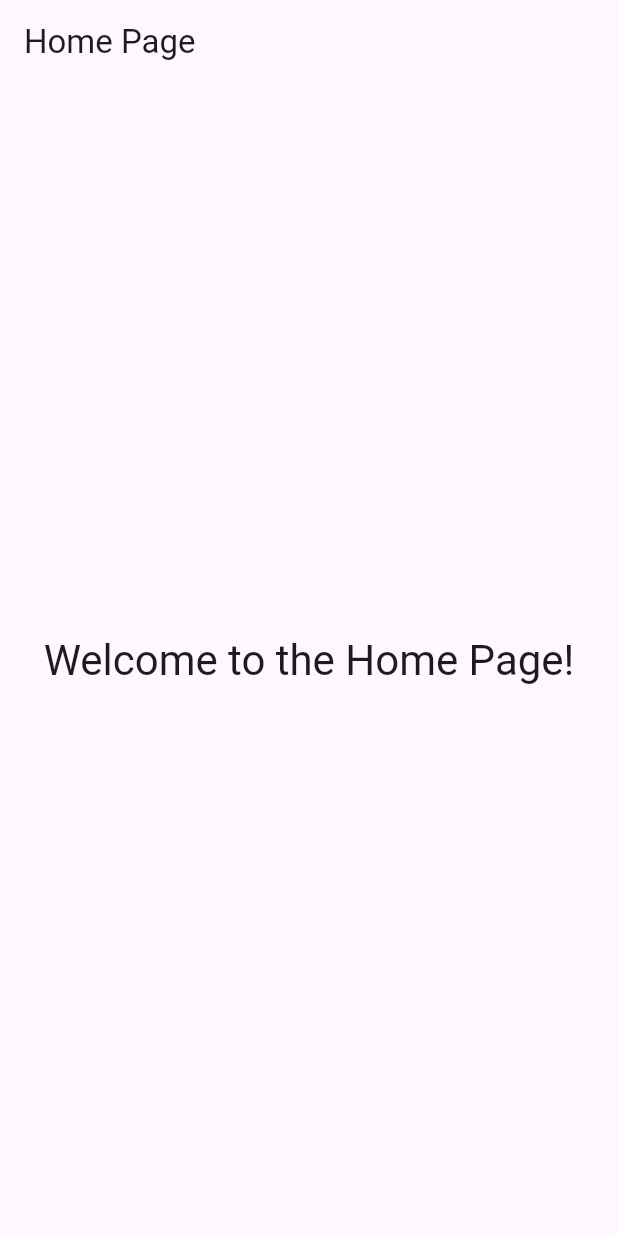
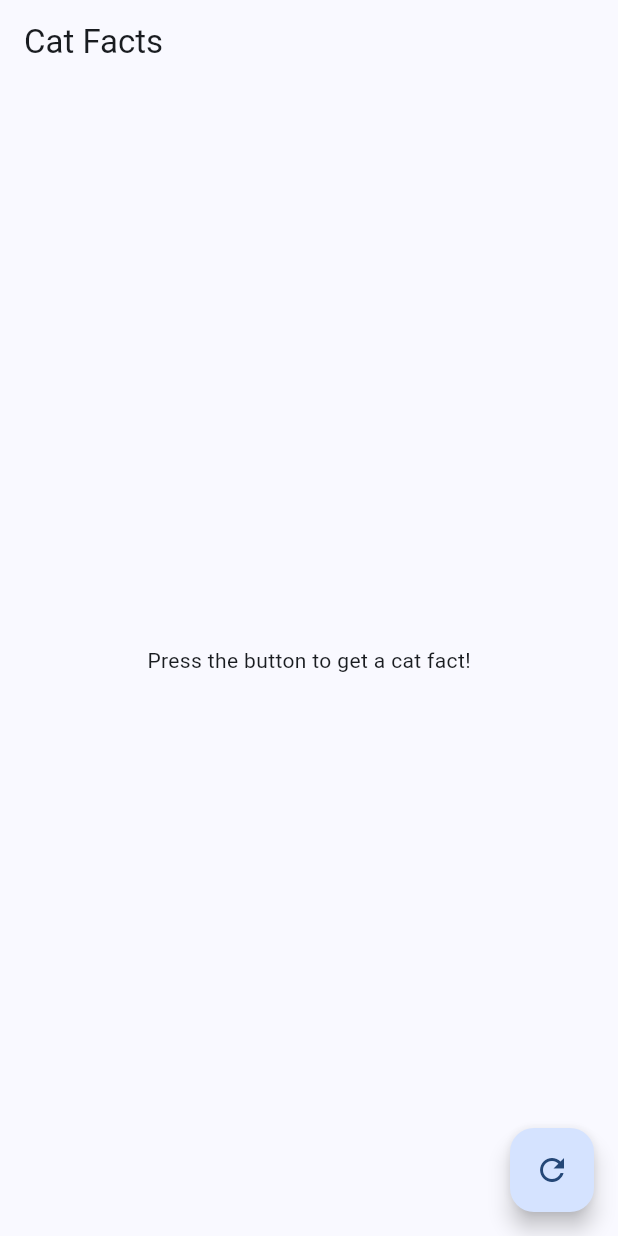
Before and after one commit to johnomeyo/bloc_tut, a Flutter app: the screen it shows after launch, on a phone screen of 412 x 824 dp. Run offline on Flutter 3.47's test engine with Material 3 defaults, Android fonts, the phone set to English and light mode, and no system bars; our stand-ins replace bloc, dio, equatable, flutter_bloc.

Commit message:
Implement Cat Facts feature with Bloc architecture and add CounterCubit functionality

```diff
--- /dev/null
+++ b/lib/data/api/api_client.dart
@@ -0,0 +1,15 @@
+import 'package:dio/dio.dart';
+
+class ApiClient {
+  final Dio _dio = Dio();
+  final String _baseUrl = 'https://catfact.ninja';
+
+  Future<Response> get(String path) async {
+    try {
+      final response = await _dio.get('$_baseUrl$path');
+      return response;
+    } on DioException catch (e) {
+      throw Exception('Failed to load data: ${e.message}');
+    }
+  }
+}
--- /dev/null
+++ b/lib/data/repositories/cat_fact_repository.dart
@@ -0,0 +1,19 @@
+import 'package:bloc_tut/data/api/api_client.dart';
+import 'package:bloc_tut/dormain/entities/cat_fact_entity.dart';
+import 'package:bloc_tut/dormain/repositories/cat_fact_repository_interface.dart';
+
+class CatFactRepository implements CatFactRepositoryInterface {
+  final ApiClient _apiClient;
+
+  CatFactRepository(this._apiClient);
+
+  @override
+  Future<CatFactEntity> getCatFact() async {
+    final response = await _apiClient.get('/fact');
+    final Map<String, dynamic> data = response.data;
+    return CatFactEntity(
+      fact: data['fact'],
+      length: data['length'],
+    );
+  }
+}
--- /dev/null
+++ b/lib/dormain/entities/cat_fact_entity.dart
@@ -0,0 +1,12 @@
+import 'package:equatable/equatable.dart';
+
+// ignore: must_be_immutable
+class CatFactEntity extends Equatable {
+  final String fact;
+  int length;
+
+  CatFactEntity({required this.fact, required this.length});
+
+  @override
+  List<Object?> get props => [fact, length];
+}
--- /dev/null
+++ b/lib/dormain/repositories/cat_fact_repository_interface.dart
@@ -0,0 +1,6 @@
+
+import 'package:bloc_tut/dormain/entities/cat_fact_entity.dart';
+
+abstract class CatFactRepositoryInterface {
+  Future<CatFactEntity> getCatFact();
+}
--- a/lib/main.dart
+++ b/lib/main.dart
@@ -1,4 +1,11 @@
+import 'package:bloc_tut/data/api/api_client.dart';
+import 'package:bloc_tut/data/repositories/cat_fact_repository.dart';
+import 'package:bloc_tut/dormain/repositories/cat_fact_repository_interface.dart';
+import 'package:bloc_tut/presentation/cubit/cat_fact_cubit.dart';
+import 'package:bloc_tut/presentation/screens/cat_facts_page.dart';
+import 'package:bloc_tut/cubit/counter_cubit.dart';
 import 'package:flutter/material.dart';
+import 'package:flutter_bloc/flutter_bloc.dart';
 
 void main() {
   runApp(const MyApp());
@@ -7,48 +14,97 @@ void main() {
 class MyApp extends StatelessWidget {
   const MyApp({super.key});
 
-  // This widget is the root of your application.
   @override
   Widget build(BuildContext context) {
-    return MaterialApp(
-      title: 'Flutter Demo',
-      theme: ThemeData(
-        // This is the theme of your application.
-        //
-        // TRY THIS: Try running your application with "flutter run". You'll see
-        // the application has a purple toolbar. Then, without quitting the app,
-        // try changing the seedColor in the colorScheme below to Colors.green
-        // and then invoke "hot reload" (save your changes or press the "hot
-        // reload" button in a Flutter-supported IDE, or press "r" if you used
-        // the command line to start the app).
-        //
-        // Notice that the counter didn't reset back to zero; the application
-        // state is not lost during the reload. To reset the state, use hot
-        // restart instead.
-        //
-        // This works for code too, not just values: Most code changes can be
-        // tested with just a hot reload.
-        colorScheme: ColorScheme.fromSeed(seedColor: Colors.deepPurple),
-        useMaterial3: true,
+    return BlocProvider(
+         create: (context) {
+        final ApiClient apiClient = ApiClient();
+        final CatFactRepositoryInterface repository = CatFactRepository(apiClient);
+        return CatFactCubit(repository);
+      },
+      child: MaterialApp(
+        title: 'Flutter Demo',
+        theme: ThemeData(
+          colorScheme: ColorScheme.fromSeed(seedColor: const Color(0xFF075FB1)),
+          useMaterial3: true,
+        ),
+        home: const CatFactsPage(),
       ),
-      home: const HomePage(),
     );
   }
 }
 
-class HomePage extends StatelessWidget {
+class HomePage extends StatefulWidget {
   const HomePage({super.key});
 
+  @override
+  State<HomePage> createState() => _HomePageState();
+}
+
+class _HomePageState extends State<HomePage> {
   @override
   Widget build(BuildContext context) {
     return Scaffold(
       appBar: AppBar(
         title: const Text('Home Page'),
       ),
-      body: Center(
-        child: Text(
-          'Welcome to the Home Page!',
-          style: Theme.of(context).textTheme.headlineMedium,
+      body: BlocListener<CounterCubit, CounterState>(
+        listener: (context, state) {
+          if (state.wasIncremented) {
+            ScaffoldMessenger.of(context).showSnackBar(
+              const SnackBar(content: Text('Counter Incremented!')),
+            );
+          } else {
+            ScaffoldMessenger.of(context).showSnackBar(
+              const SnackBar(content: Text('Counter Decremented!')),
+            );
+          }
+        },
+        child: Column(
+          mainAxisAlignment: MainAxisAlignment.center,
+          children: [
+            BlocBuilder<CounterCubit, CounterState>(
+              builder: (context, state) {
+                if (state.counterValue < 0) {
+                  return Text(
+                    "${state.counterValue} is less than 0",
+                    style: Theme.of(context).textTheme.headlineLarge,
+                  );
+                } else if (state.counterValue == 5) {
+                  return Text(
+                    "${state.counterValue} is equal to 5",
+                    style: const TextStyle(color: Colors.red, fontSize: 20),
+                  );
+                } else {
+                  return Text(
+                    state.counterValue.toString(),
+                    style: Theme.of(context).textTheme.headlineLarge,
+                  );
+                }
+              },
+            ),
+            const SizedBox(height: 20),
+            Row(
+              mainAxisAlignment: MainAxisAlignment.center,
+              children: [
+                FilledButton.icon(
+                    onPressed: () {
+                      // context.read<CounterCubit>().decrement();
+                      BlocProvider.of<CounterCubit>(context).decrement();
+                    },
+                    icon: const Icon(Icons.remove),
+                    label: const Text('Decrement')),
+                const SizedBox(width: 20),
+                FilledButton.icon(
+                    onPressed: () {
+                      // context.read<CounterCubit>().increment();
+                      BlocProvider.of<CounterCubit>(context).increment();
+                    },
+                    icon: const Icon(Icons.add),
+                    label: const Text('Increment')),
+              ],
+            )
+          ],
         ),
       ),
     );
--- /dev/null
+++ b/lib/presentation/cubit/cat_fact_cubit.dart
@@ -0,0 +1,20 @@
+// ignore: depend_on_referenced_packages
+import 'package:bloc/bloc.dart';
+import 'package:bloc_tut/dormain/repositories/cat_fact_repository_interface.dart';
+import 'cat_fact_state.dart';
+
+class CatFactCubit extends Cubit<CatFactState> {
+  final CatFactRepositoryInterface _repository;
+
+  CatFactCubit(this._repository) : super(CatFactInitial());
+
+  Future<void> fetchCatFact() async {
+    try {
+      emit(CatFactLoading());
+      final catFact = await _repository.getCatFact();
+      emit(CatFactLoaded(catFact));
+    } catch (e) {
+      emit(CatFactError('Failed to fetch cat fact: ${e.toString()}'));
+    }
+  }
+}
--- /dev/null
+++ b/lib/presentation/cubit/cat_fact_state.dart
@@ -0,0 +1,29 @@
+import 'package:bloc_tut/dormain/entities/cat_fact_entity.dart';
+import 'package:equatable/equatable.dart';
+
+abstract class CatFactState extends Equatable {
+  const CatFactState();
+
+  @override
+  List<Object> get props => [];
+}
+
+class CatFactInitial extends CatFactState {}
+
+class CatFactLoading extends CatFactState {}
+
+class CatFactLoaded extends CatFactState {
+  final CatFactEntity catFact;
+  const CatFactLoaded(this.catFact);
+
+  @override
+  List<Object> get props => [catFact];
+}
+
+class CatFactError extends CatFactState {
+  final String message;
+  const CatFactError(this.message);
+
+  @override
+  List<Object> get props => [message];
+}
--- /dev/null
+++ b/lib/presentation/screens/cat_facts_page.dart
@@ -0,0 +1,46 @@
+
+import 'package:bloc_tut/presentation/cubit/cat_fact_cubit.dart';
+import 'package:bloc_tut/presentation/cubit/cat_fact_state.dart';
+import 'package:flutter/material.dart';
+import 'package:flutter_bloc/flutter_bloc.dart';
+
+class CatFactsPage extends StatelessWidget {
+  const CatFactsPage({super.key});
+
+  @override
+  Widget build(BuildContext context) {
+    return Scaffold(
+      appBar: AppBar(
+        title: const Text('Cat Facts'),
+      ),
+      body: BlocBuilder<CatFactCubit, CatFactState>(
+        builder: (context, state) {
+          if (state is CatFactLoading) {
+            return const Center(child: CircularProgressIndicator());
+          } else if (state is CatFactLoaded) {
+            return Padding(
+              padding: const EdgeInsets.all(16.0),
+              child: Center(
+                child: Text(
+                  state.catFact.fact,
+                  style: const TextStyle(fontSize: 24),
+                  textAlign: TextAlign.center,
+                ),
+              ),
+            );
+          } else if (state is CatFactError) {
+            return Center(child: Text(state.message));
+          } else {
+            return const Center(child: Text('Press the button to get a cat fact!'));
+          }
+        },
+      ),
+      floatingActionButton: FloatingActionButton(
+        onPressed: () {
+          context.read<CatFactCubit>().fetchCatFact();
+        },
+        child: const Icon(Icons.refresh),
+      ),
+    );
+  }
+}
--- a/pubspec.yaml
+++ b/pubspec.yaml
@@ -35,6 +35,10 @@ dependencies:
   # The following adds the Cupertino Icons font to your application.
   # Use with the CupertinoIcons class for iOS style icons.
   cupertino_icons: ^1.0.6
+  flutter_bloc: ^9.1.1
+  bloc_test: ^10.0.0
+  equatable: ^2.0.7
+  dio: ^5.8.0+1
 
 dev_dependencies:
   flutter_test:
@@ -46,6 +50,7 @@ dev_dependencies:
   # package. See that file for information about deactivating specific lint
   # rules and activating additional ones.
   flutter_lints: ^3.0.0
+  test: ^1.24.9
 
 # For information on the generic Dart part of this file, see the
 # following page: https://dart.dev/tools/pub/pubspec
```
Also changed, not shown: lib/cubit/counter_cubit.dart (added, +16 -0 lines), lib/cubit/counter_state.dart (added, +13 -0 lines), pubspec.lock, 1 other file.
